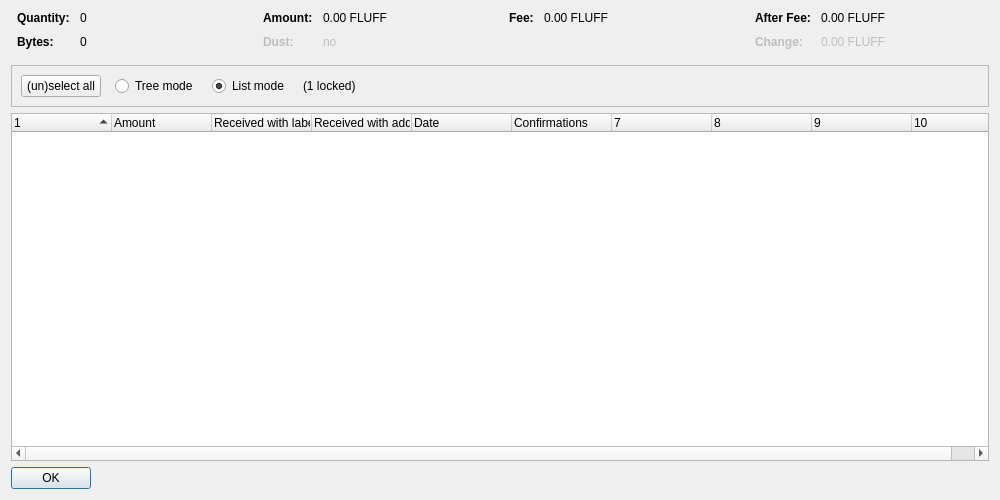
This is src/qt/forms/coincontroldialog.ui in cryptonexii/murfcoin as Qt 5 draws it before an edit. The edited form follows.
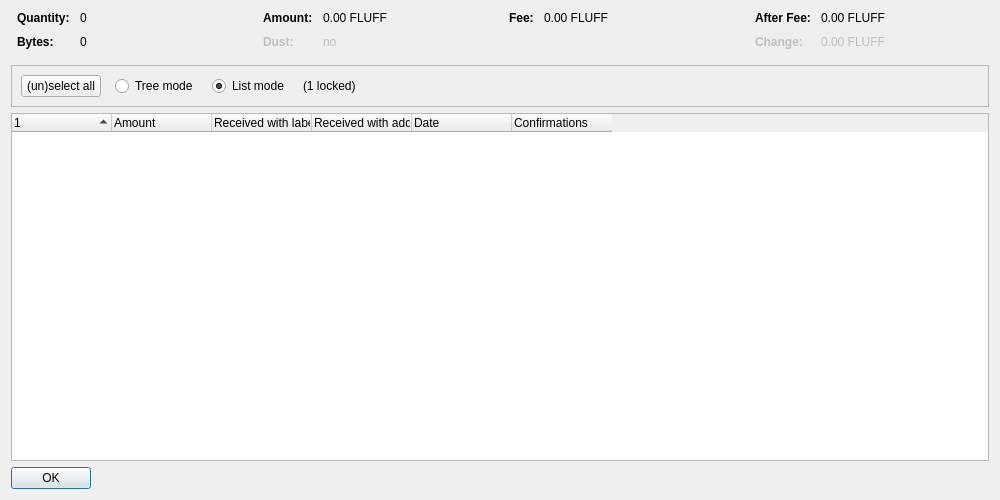
This is the edited form. Custom widgets are drawn as their Qt base class.

```diff
--- a/src/qt/forms/coincontroldialog.ui
+++ b/src/qt/forms/coincontroldialog.ui
@@ -402,7 +402,7 @@
       <bool>false</bool>
      </property>
      <property name="columnCount">
-      <number>10</number>
+      <number>6</number>
      </property>
      <attribute name="headerShowSortIndicator" stdset="0">
       <bool>true</bool>
```
Left out of the diff: 2 changed lines with no effect on the pictures.
